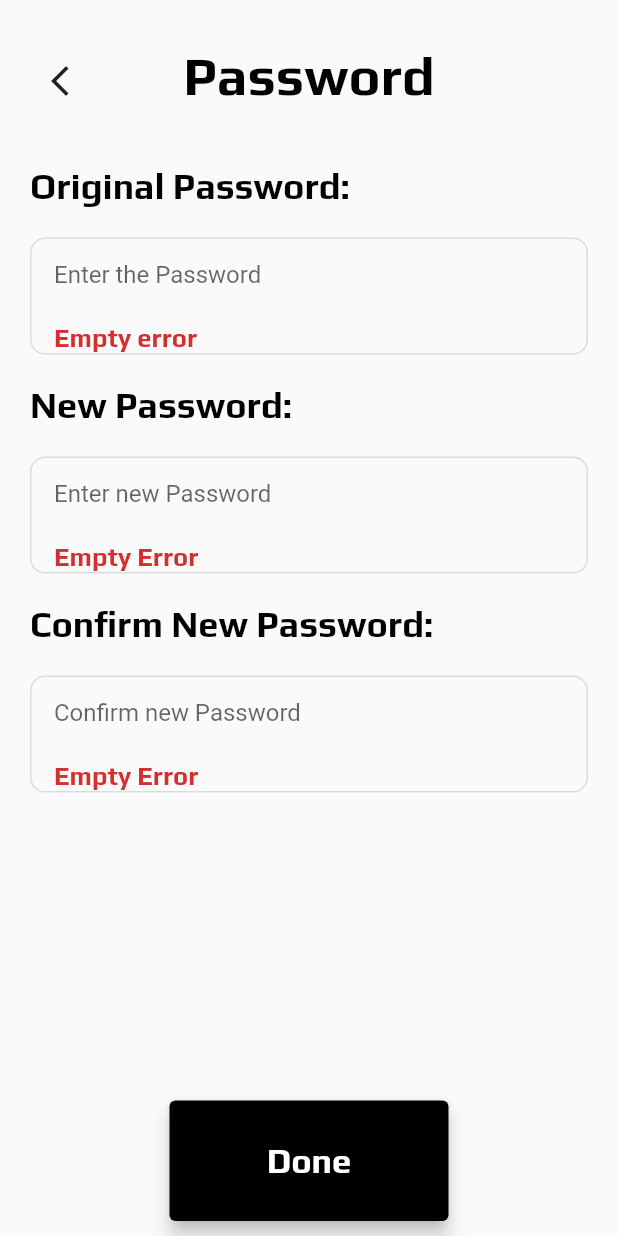
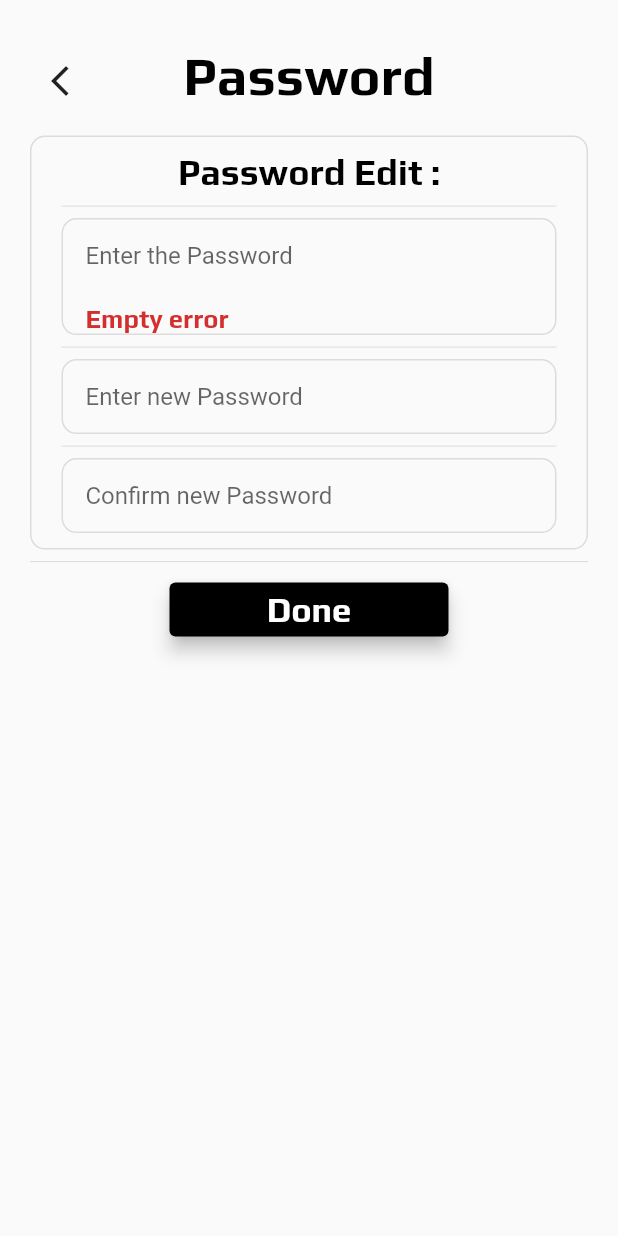
Before and after one commit to weiawesome/study_savvy_app, a Flutter app: the PasswordPage screen opened by its route, after a tap on "Done", on a phone screen of 412 x 824 dp. Run offline on Flutter 3.47's test engine with Material 2 defaults, Android fonts, the phone set to English and light mode, and no system bars; our stand-ins replace audioplayers, device_preview, flutter_bloc, flutter_cache_manager, flutter_image_compress, flutter_secure_storage and 1 more; missing offline and left inert: adv_camera, asn1lib, encrypt, pointycastle, wechat_assets_picker; accounts and stored records are empty.

Commit message:
Edit password-edit UI.

```diff
--- a/lib/screens/profile/password_setting.dart
+++ b/lib/screens/profile/password_setting.dart
@@ -14,7 +14,9 @@ class PasswordPage extends StatefulWidget{
 }
 
 class _PasswordPage extends State<PasswordPage> {
-  final _formKey = GlobalKey<FormState>();
+  final _formKeyOldPassword = GlobalKey<FormState>();
+  final _formKeyNewPassword = GlobalKey<FormState>();
+  final _formKeyConfirmPassword = GlobalKey<FormState>();
   final oldPasswordController = TextEditingController();
   final newPasswordController = TextEditingController();
   final confirmPasswordController = TextEditingController();
@@ -36,11 +38,12 @@ class _PasswordPage extends State<PasswordPage> {
   @override
   Widget build(BuildContext context) {
     void submitForm() {
-      if (_formKey.currentState!.validate()) {
+      if (_formKeyOldPassword.currentState!.validate() && _formKeyNewPassword.currentState!.validate() && _formKeyConfirmPassword.currentState!.validate()) {
         context.read<PasswordBloc>().add(PasswordEventUpdate(UpdatePwd(oldPasswordController.text.toString(),newPasswordController.text.toString())));
       }
     }
     return Scaffold(
+      resizeToAvoidBottomInset: false,
       body:GestureDetector(
         onTap: () {
           FocusScopeNode currentFocus = FocusScope.of(context);
@@ -68,32 +71,40 @@ class _PasswordPage extends State<PasswordPage> {
                         builder: (context,state){
                           if(state.status=="INIT"){
                             return Expanded(
-                              flex: 8,
-                              child:SingleChildScrollView(
-                                child: Form(
-                                  key: _formKey,
-                                  child: Column(
+                              flex: 9,
+                              child:Column(
                                 crossAxisAlignment: CrossAxisAlignment.start,
                                 children: [
                                   Container(
-                                          margin: const EdgeInsets.symmetric(vertical: 20),
-                                          child: Text('Original Password:',style: Theme.of(context).textTheme.displayMedium,)
-                                      ),
+                                    decoration: BoxDecoration(borderRadius: const BorderRadius.all(Radius.circular(10)),border: Border.all(color: Theme.of(context).brightness==Brightness.light?LightStyle.borderColor:DarkStyle.borderColor,)),
+                                    padding: const EdgeInsets.symmetric(horizontal: 20,vertical: 10),
+                                    child: Column(
+                                      mainAxisAlignment: MainAxisAlignment.spaceEvenly,
+                                      children: [
+                                        Text('Password Edit :',style: Theme.of(context).textTheme.displayMedium,),
+                                        const Divider(),
                                         Container(
                                           padding: const EdgeInsets.symmetric(horizontal: 15),
                                           decoration: BoxDecoration(borderRadius: const BorderRadius.all(Radius.circular(10)),border: Border.all(color: Theme.of(context).brightness==Brightness.light?LightStyle.borderColor:DarkStyle.borderColor,)),
+                                          child: Form(
+                                            key: _formKeyOldPassword,
                                             child: TextFormField(
                                               controller: oldPasswordController,
                                               maxLines: 1,
                                               decoration: const InputDecoration(
                                                 hintText: "Enter the Password",
-                                            hintMaxLines: 3,
+                                                hintMaxLines: 1,
                                                 border: InputBorder.none,
                                               ),
                                               obscureText: true,
                                               focusNode: oldPasswordNode,
                                               onFieldSubmitted: (value){
+                                                if (_formKeyOldPassword.currentState!.validate()){
                                                   FocusScope.of(context).requestFocus(newPasswordNode);
+                                                }
+                                                else{
+                                                  FocusScope.of(context).requestFocus(oldPasswordNode);
+                                                }
                                               },
                                               validator: (value) {
                                                 if (value == null || value.isEmpty) {
@@ -103,13 +114,13 @@ class _PasswordPage extends State<PasswordPage> {
                                               },
                                             ),
                                           ),
-                                      Container(
-                                          margin: const EdgeInsets.symmetric(vertical: 20),
-                                          child: Text('New Password:',style: Theme.of(context).textTheme.displayMedium,)
                                         ),
+                                        const Divider(),
                                         Container(
                                           padding: const EdgeInsets.symmetric(horizontal: 15),
                                           decoration: BoxDecoration(borderRadius: const BorderRadius.all(Radius.circular(10)),border: Border.all(color: Theme.of(context).brightness==Brightness.light?LightStyle.borderColor:DarkStyle.borderColor,)),
+                                          child: Form(
+                                            key: _formKeyNewPassword,
                                             child: TextFormField(
                                               controller: newPasswordController,
                                               maxLines: 1,
@@ -124,52 +135,74 @@ class _PasswordPage extends State<PasswordPage> {
                                                 if (value == null || value.isEmpty) {
                                                   return 'Empty Error';
                                                 }
-                                            else if(value==oldPasswordController.text){
-                                              return 'Same with old Error';
+                                                else if(value==oldPasswordController.text.toString()){
+                                                  return 'Same with current Error';
                                                 }
                                                 return null;
                                               },
                                               onFieldSubmitted: (value){
+                                                if (_formKeyOldPassword.currentState!.validate() && _formKeyNewPassword.currentState!.validate()){
                                                   FocusScope.of(context).requestFocus(confirmPasswordNode);
-                                            _formKey.currentState!.validate();
+                                                }
+                                                else{
+                                                  FocusScope.of(context).requestFocus(newPasswordNode);
+                                                }
                                               },
                                             ),
                                           ),
-                                      Container(
-                                          margin: const EdgeInsets.symmetric(vertical: 20),
-                                          child: Text('Confirm New Password:',style: Theme.of(context).textTheme.displayMedium,)
                                         ),
+                                        const Divider(),
                                         Container(
                                           padding: const EdgeInsets.symmetric(horizontal: 15),
                                           decoration: BoxDecoration(borderRadius: const BorderRadius.all(Radius.circular(10)),border: Border.all(color: Theme.of(context).brightness==Brightness.light?LightStyle.borderColor:DarkStyle.borderColor,)),
+                                          child: Form(
+                                            key: _formKeyConfirmPassword,
                                             child: TextFormField(
                                               controller: confirmPasswordController,
                                               maxLines: 1,
                                               decoration: const InputDecoration(
                                                 hintText: "Confirm new Password",
-                                            hintMaxLines: 3,
+                                                hintMaxLines: 1,
                                                 border: InputBorder.none,
                                               ),
                                               obscureText: true,
                                               focusNode: confirmPasswordNode,
                                               onFieldSubmitted: (value){
+                                                if (_formKeyOldPassword.currentState!.validate() && _formKeyNewPassword.currentState!.validate() && _formKeyConfirmPassword.currentState!.validate()){
                                                   submitForm();
+                                                }
+                                                else{
+                                                  FocusScope.of(context).requestFocus(confirmPasswordNode);
+                                                }
                                               },
                                               validator: (value) {
                                                 if (value == null || value.isEmpty) {
                                                   return 'Empty Error';
                                                 }
-                                            else if (value != newPasswordController.text) {
+                                                else if (value != newPasswordController.text.toString()) {
                                                   return 'Match Error';
                                                 }
                                                 return null;
                                               },
                                             ),
                                           ),
+                                        ),
                                       ],
                                     ),
                                   ),
+                                  const Divider(),
+                                  Center(
+                                    child: FractionallySizedBox(
+                                        widthFactor: 0.5,
+                                        child: ElevatedButton(
+                                          onPressed: () { submitForm(); },
+                                          style: Theme.of(context).elevatedButtonTheme.style,
+                                          child:const Text('Done',textAlign: TextAlign.center,style: TextStyle(color: Colors.white, fontSize:23,fontFamily: 'Play',fontWeight: FontWeight.bold),),
+                                        )
                                     ),
+                                  )
+                                ],
+                              )
                             );
                           }
                           else if(state.status=="PENDING"){
@@ -195,29 +228,6 @@ class _PasswordPage extends State<PasswordPage> {
                           }
                         }
                     ),
-                    BlocBuilder<PasswordBloc,PasswordState>(
-                      builder: (context,state){
-                        if(state.status=="INIT"){
-                          return Expanded(
-                              flex: 1,
-                              child:FractionallySizedBox(
-                                  widthFactor: 0.5,
-                                  child: ElevatedButton(
-                                    onPressed: () { submitForm(); },
-                                    style: Theme.of(context).elevatedButtonTheme.style,
-                                    child:const Text('Done',textAlign: TextAlign.center,style: TextStyle(color: Colors.white, fontSize:23,fontFamily: 'Play',fontWeight: FontWeight.bold),),
-                                  )
-                              )
-                          );
-                        }
-                        else if(state.status=="PENDING"){
-                          return Container();
-                        }
-                        else{
-                          return Container();
-                        }
-                      },
-                    ),
                   ],
                 )
             )
```
Lines whose indentation alone changed are shown as unchanged.
